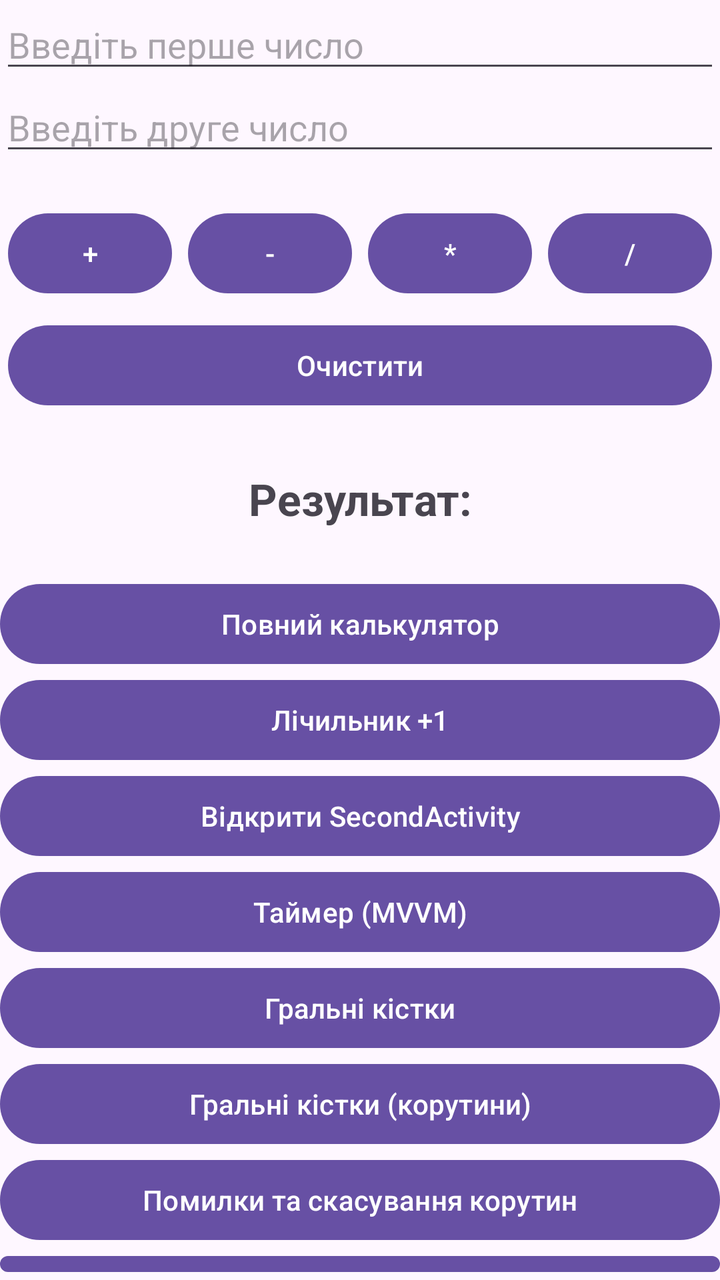
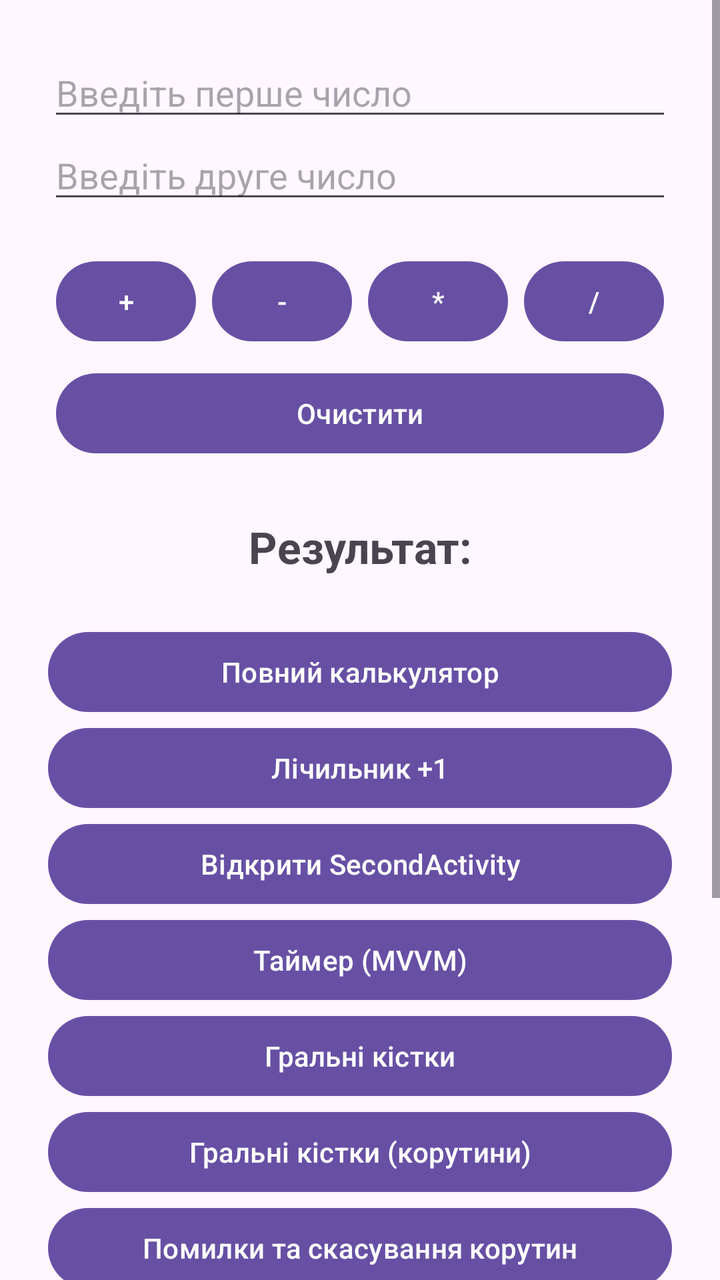

An Android layout rendered at two revisions. The XML below is the earlier revision; the diff shows what the commit changed to produce the second picture.
<!-- AndroidManifest.xml: application theme Theme.Homework2_1 -->
<!-- res/layout/activity_main.xml -->
<?xml version="1.0" encoding="utf-8"?>
<LinearLayout xmlns:android="http://schemas.android.com/apk/res/android"
    xmlns:tools="http://schemas.android.com/tools"
    android:id="@+id/main"
    android:layout_width="match_parent"
    android:layout_height="match_parent"
    android:layout_margin="24dp"
    android:orientation="vertical"
    tools:context=".MainActivity">

    <EditText
        android:id="@+id/firstNumberInput"
        android:layout_width="match_parent"
        android:layout_height="wrap_content"
        android:hint="@string/first_number_hint"
        android:inputType="numberDecimal|numberSigned" />

    <EditText
        android:id="@+id/secondNumberInput"
        android:layout_width="match_parent"
        android:layout_height="wrap_content"
        android:hint="@string/second_number_hint"
        android:inputType="numberDecimal|numberSigned" />

    
    <LinearLayout
        android:layout_width="match_parent"
        android:layout_height="wrap_content"
        android:layout_marginTop="16dp"
        android:orientation="horizontal">

        <Button
            android:id="@+id/plusButton"
            android:layout_width="0dp"
            android:layout_height="wrap_content"
            android:layout_margin="4dp"
            android:layout_weight="1"
            android:text="+" />

        <Button
            android:id="@+id/minusButton"
            android:layout_width="0dp"
            android:layout_height="wrap_content"
            android:layout_margin="4dp"
            android:layout_weight="1"
            android:text="-" />

        <Button
            android:id="@+id/multiplyButton"
            android:layout_width="0dp"
            android:layout_height="wrap_content"
            android:layout_margin="4dp"
            android:layout_weight="1"
            android:text="*" />

        <Button
            android:id="@+id/divideButton"
            android:layout_width="0dp"
            android:layout_height="wrap_content"
            android:layout_margin="4dp"
            android:layout_weight="1"
            android:text="/" />

    </LinearLayout>

    <Button
        android:id="@+id/clearButton"
        android:layout_width="match_parent"
        android:layout_height="wrap_content"
        android:layout_margin="4dp"
        android:text="@string/clear" />

    <TextView
        android:id="@+id/resultText"
        android:layout_width="match_parent"
        android:layout_height="wrap_content"
        android:layout_marginTop="24dp"
        android:gravity="center"
        android:text="@string/result_empty"
        android:textSize="22sp"
        android:textStyle="bold" />

    
    <Button
        android:id="@+id/openFullCalculatorButton"
        android:layout_width="match_parent"
        android:layout_height="wrap_content"
        android:layout_marginTop="24dp"
        android:text="@string/open_full_calculator" />

    
    <Button
        android:id="@+id/countButton"
        android:layout_width="match_parent"
        android:layout_height="wrap_content"
        android:text="@string/count" />

    <Button
        android:id="@+id/openSecondButton"
        android:layout_width="match_parent"
        android:layout_height="wrap_content"
        android:text="@string/open_second" />

    <Button
        android:id="@+id/openTimerButton"
        android:layout_width="match_parent"
        android:layout_height="wrap_content"
        android:text="@string/open_timer" />

    <Button
        android:id="@+id/openDiceButton"
        android:layout_width="match_parent"
        android:layout_height="wrap_content"
        android:text="@string/open_dice" />

    <Button
        android:id="@+id/openDiceCoroutinesButton"
        android:layout_width="match_parent"
        android:layout_height="wrap_content"
        android:text="@string/open_dice_coroutines" />

    <Button
        android:id="@+id/openCoroutineErrorsButton"
        android:layout_width="match_parent"
        android:layout_height="wrap_content"
        android:text="@string/open_coroutine_errors" />

    <Button
        android:id="@+id/openDownloadButton"
        android:layout_width="match_parent"
        android:layout_height="wrap_content"
        android:text="@string/open_download" />

    <Button
        android:id="@+id/openFlowComparisonButton"
        android:layout_width="match_parent"
        android:layout_height="wrap_content"
        android:text="@string/open_flow_comparison" />

    <Button
        android:id="@+id/openBroadcastLogButton"
        android:layout_width="match_parent"
        android:layout_height="wrap_content"
        android:text="@string/open_broadcast_log" />

    <Button
        android:id="@+id/openServiceTimerButton"
        android:layout_width="match_parent"
        android:layout_height="wrap_content"
        android:text="@string/open_service_timer" />

</LinearLayout>
<!-- resources referenced by this layout -->
<resources>
  <string name="clear">Очистити</string>
  <string name="count">Лічильник +1</string>
  <string name="first_number_hint">Введіть перше число</string>
  <string name="open_broadcast_log">Журнал системних подій (Compose)</string>
  <string name="open_coroutine_errors">Помилки та скасування корутин</string>
  <string name="open_dice">Гральні кістки</string>
  <string name="open_dice_coroutines">Гральні кістки (корутини)</string>
  <string name="open_download">Завантаження файлу (Flow)</string>
  <string name="open_flow_comparison">Flow vs StateFlow (Фібоначчі)</string>
  <string name="open_full_calculator">Повний калькулятор</string>
  <string name="open_second">Відкрити SecondActivity</string>
  <string name="open_service_timer">Таймер на Service (Foreground + Bound)</string>
  <string name="open_timer">Таймер (MVVM)</string>
  <string name="result_empty">Результат:</string>
  <string name="second_number_hint">Введіть друге число</string>
  <style name="Theme.Homework2_1" parent="Base.Theme.Homework2_1" />
  <style name="Base.Theme.Homework2_1" parent="Theme.Material3.DayNight.NoActionBar">
          
          
      </style>
</resources>

<!-- the commit's change to res/layout/activity_main.xml (unified diff, before → after) -->
@@ -1,12 +1,16 @@
 <?xml version="1.0" encoding="utf-8"?>
-<LinearLayout xmlns:android="http://schemas.android.com/apk/res/android"
+<ScrollView xmlns:android="http://schemas.android.com/apk/res/android"
     xmlns:tools="http://schemas.android.com/tools"
     android:id="@+id/main"
     android:layout_width="match_parent"
     android:layout_height="match_parent"
-    android:layout_margin="24dp"
-    android:orientation="vertical"
     tools:context=".MainActivity">
+
+<LinearLayout
+    android:layout_width="match_parent"
+    android:layout_height="wrap_content"
+    android:padding="24dp"
+    android:orientation="vertical">
 
     <EditText
         android:id="@+id/firstNumberInput"
@@ -149,4 +153,12 @@
         android:layout_height="wrap_content"
         android:text="@string/open_service_timer" />
 
+    <Button
+        android:id="@+id/openWorkManagerButton"
+        android:layout_width="match_parent"
+        android:layout_height="wrap_content"
+        android:text="@string/open_work_manager" />
+
 </LinearLayout>
+
+</ScrollView>
<!-- resource entries referenced after the edit -->
@@ -13,6 +13,7 @@
   <string name="open_second">Відкрити SecondActivity</string>
   <string name="open_service_timer">Таймер на Service (Foreground + Bound)</string>
   <string name="open_timer">Таймер (MVVM)</string>
+  <string name="open_work_manager">Синхронізація новин (WorkManager)</string>
   <string name="result_empty">Результат:</string>
   <string name="second_number_hint">Введіть друге число</string>
   <style name="Theme.Homework2_1" parent="Base.Theme.Homework2_1" />
